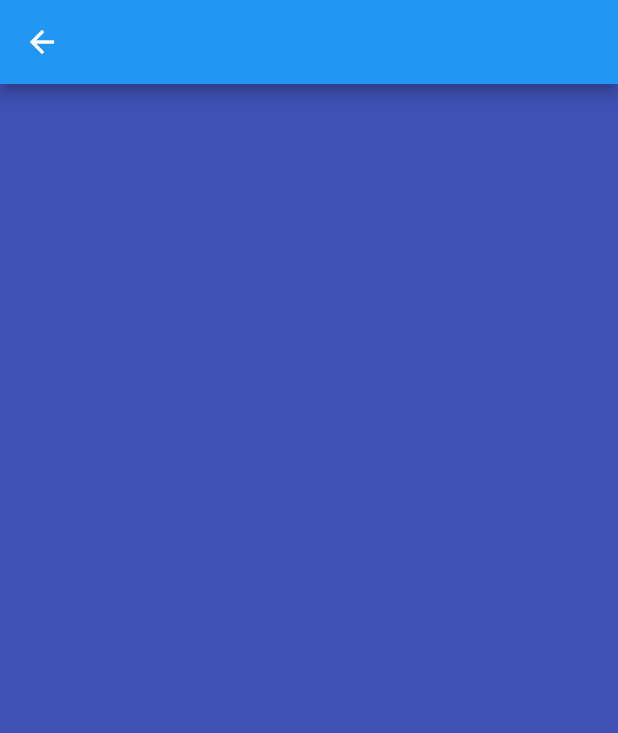
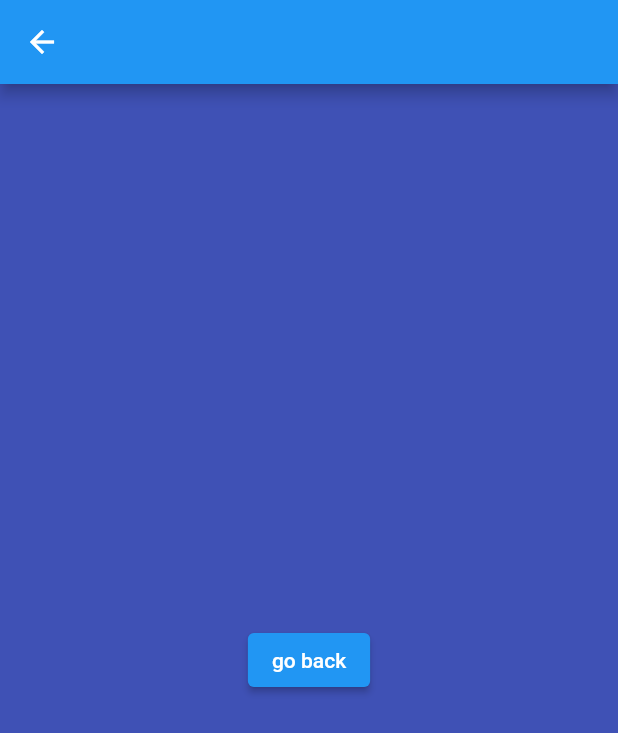
Before and after one commit to omonh/class_app, a Flutter app: the SecondScreen screen opened directly, on a phone screen of 412 x 824 dp. Shown: the top 733 px of the screen. Run offline on Flutter 3.47's test engine with Material 2 defaults, Android fonts, the phone set to English and light mode, and no system bars; missing offline and left inert: dart:html.

Commit message:
navigae go back

```diff
--- a/lib/main.dart
+++ b/lib/main.dart
@@ -11,6 +11,7 @@ class MyApp extends StatelessWidget {
   Widget build(BuildContext context) {
     return MaterialApp(
       home: HomeScreen(),
+
     );
   }
 }
--- a/lib/second_screen.dart
+++ b/lib/second_screen.dart
@@ -9,7 +9,16 @@ class SecondScreen  extends StatelessWidget {
       appBar: AppBar(),
       body: Container(
         color: Colors.indigo,
+         child: Center(
+          child: ElevatedButton(
+           onPressed: () {
+            Navigator.pop(context);
+           },
+            child: Text('go back'),
+
+          )
       ),
+    ),
     );
   }
 }
```
Also changed, not shown: flutter_01.png (added).
